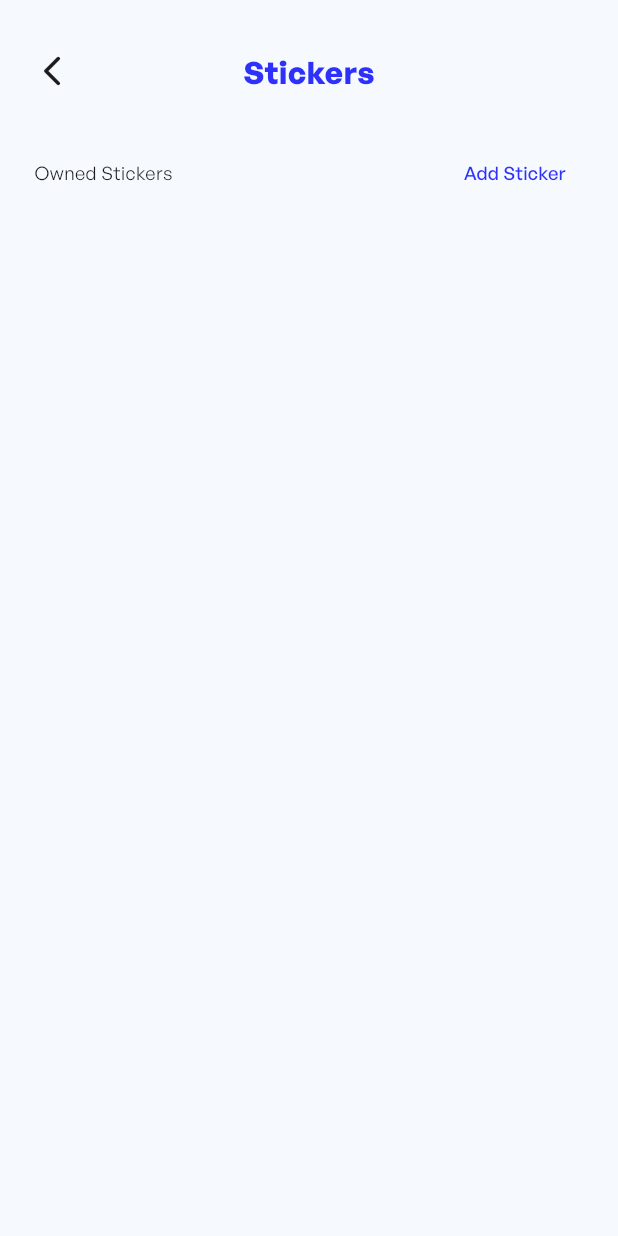
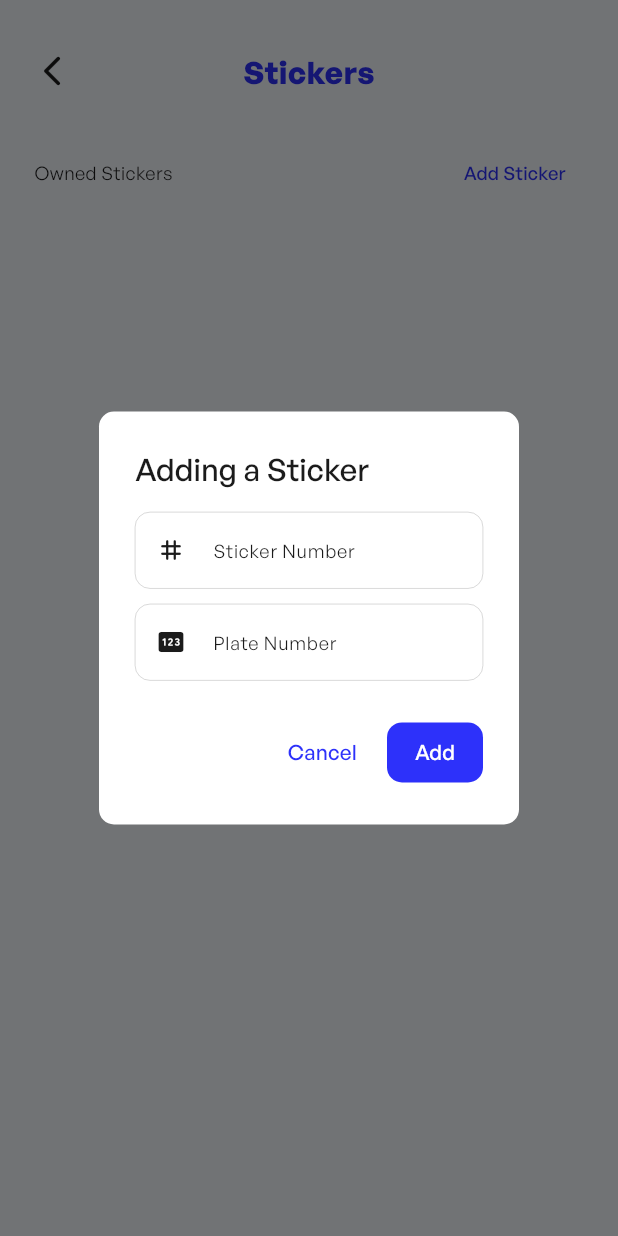
Before and after one commit to MNJDen/Park_in_Capstone, a Flutter app: the StickersScreen screen opened directly, after a tap on "Add Sticker", on a phone screen of 412 x 824 dp. Run offline on Flutter 3.47's test engine with Material 3 defaults, Android fonts, the phone set to English and light mode, and no system bars; our stand-ins replace animated_toggle_switch, cloud_firestore, contained_tab_bar_view, firebase_auth, firebase_core, firebase_database and 8 more; missing offline and left inert: disclosure, navbar_router; accounts and stored records are empty.

Commit message:
Screens: Update Stickers

```diff
--- a/lib/screens/drawer/settings/stickers.dart
+++ b/lib/screens/drawer/settings/stickers.dart
@@ -1,6 +1,7 @@
 import 'package:cloud_firestore/cloud_firestore.dart';
 import 'package:flutter/material.dart';
 import 'package:flutter_screenutil/flutter_screenutil.dart';
+import 'package:park_in/components/field/form_field.dart';
 import 'package:park_in/components/theme/color_scheme.dart';
 import 'package:park_in/components/ui/employee_eSticker.dart';
 import 'package:park_in/components/ui/student_eSticker.dart';
@@ -14,6 +15,8 @@ class StickersScreen extends StatefulWidget {
 }
 
 class _StickersScreennState extends State<StickersScreen> {
+  final TextEditingController _stickerNumberCtrl = TextEditingController();
+  final TextEditingController _plateNumberCtrl = TextEditingController();
   List<String> stickerNumbers = [];
   List<String> plateNumbers = [];
   String userType = '';
@@ -105,7 +108,9 @@ class _StickersScreennState extends State<StickersScreen> {
                     ),
                   ),
                   TextButton(
-                    onPressed: () {},
+                    onPressed: () {
+                      _showAddStickerModal(context);
+                    },
                     child: Text(
                       "Add Sticker",
                       style: TextStyle(
@@ -152,4 +157,63 @@ class _StickersScreennState extends State<StickersScreen> {
       ),
     );
   }
+
+  void _showAddStickerModal(BuildContext context) {
+    showDialog(
+      context: context,
+      builder: (context) => AlertDialog(
+        backgroundColor: whiteColor,
+        shape: RoundedRectangleBorder(
+          borderRadius: BorderRadius.circular(10),
+        ),
+        title: Text(
+          'Adding a Sticker',
+          style: TextStyle(
+            fontSize: 20.r,
+            fontWeight: FontWeight.w500,
+            color: blackColor,
+          ),
+        ),
+        content: Column(
+          mainAxisSize: MainAxisSize.min,
+          children: [
+            PRKFormField(
+              prefixIcon: Icons.tag_rounded,
+              labelText: "Sticker Number",
+              controller: _stickerNumberCtrl,
+            ),
+            SizedBox(
+              height: 10.h,
+            ),
+            PRKFormField(
+              prefixIcon: Icons.pin_rounded,
+              labelText: "Plate Number",
+              controller: _plateNumberCtrl,
+            ),
+          ],
+        ),
+        actions: [
+          TextButton(
+            child: Text('Cancel'),
+            onPressed: () {
+              Navigator.of(context).pop();
+            },
+          ),
+          TextButton(
+            style: TextButton.styleFrom(
+              backgroundColor: blueColor,
+              shape: RoundedRectangleBorder(
+                borderRadius: BorderRadius.circular(10),
+              ),
+            ),
+            child: Text(
+              'Add',
+              style: TextStyle(color: whiteColor),
+            ),
+            onPressed: () {},
+          ),
+        ],
+      ),
+    );
+  }
 }
```
